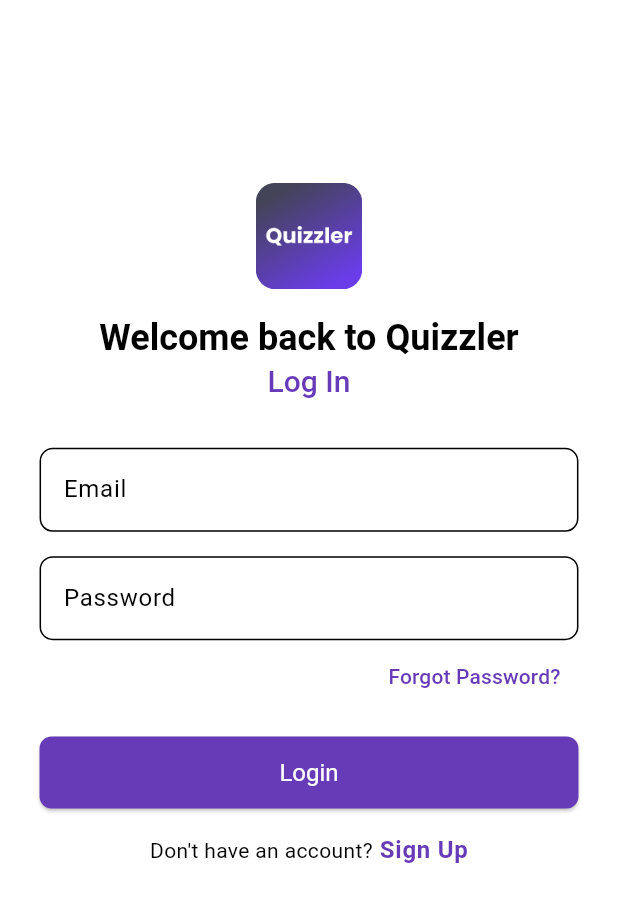
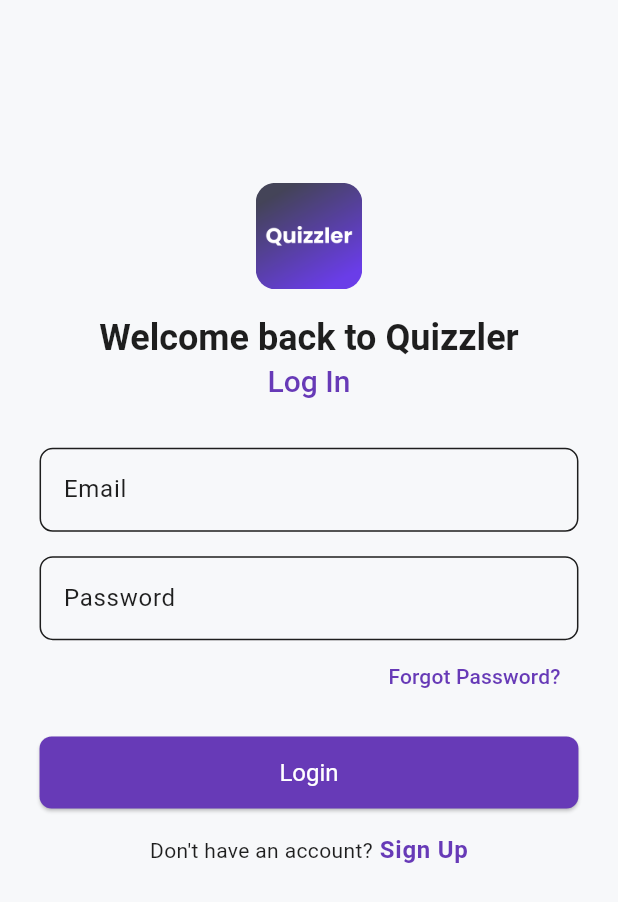
Before and after one commit to TanmayN22/Quizzler, a Flutter app: the screen it shows after launch, on a phone screen of 412 x 824 dp. Shown: the top 902 px of the screen. Run offline on Flutter 3.47's test engine with Material 3 defaults, Android fonts, the phone set to English and light mode, and no system bars; our stand-ins replace cloud_firestore, firebase_auth, firebase_core, get; accounts and stored records are empty; generated files the repository leaves out were written again; statements that could not run were skipped.

Commit message:
homepage and theme changes

```diff
--- a/lib/theme/app_theme.dart
+++ b/lib/theme/app_theme.dart
@@ -6,34 +6,79 @@ class AppTheme {
   // Prevent instantiation
   AppTheme._();
 
+  /// Light Theme
   static final ThemeData lightTheme = ThemeData(
+    brightness: Brightness.light,
     colorScheme: const ColorScheme(
       primary: AppColors.primary,
       primaryContainer: AppColors.primaryVariant,
       secondary: AppColors.secondary,
       secondaryContainer: AppColors.secondaryVariant,
-      surface: AppColors.surface,
+      surface: AppColors.lightSurface,
       error: AppColors.error,
       onPrimary: AppColors.onPrimary,
       onSecondary: AppColors.onSecondary,
-      onSurface: AppColors.onSurface,
+      onSurface: AppColors.onSurfaceLight,
       onError: AppColors.onError,
       brightness: Brightness.light,
     ),
-    textTheme: AppTypography.textTheme,
+    scaffoldBackgroundColor: AppColors.lightBackground,
+    textTheme: AppTypography.textTheme.apply(
+      bodyColor: AppColors.onSurfaceLight,
+      displayColor: AppColors.onSurfaceLight,
+    ),
     iconTheme: const IconThemeData(
+      color: AppColors.onSurfaceLight,
       size: 24,
-      color: AppColors.primary, // default icon color
     ),
     elevatedButtonTheme: ElevatedButtonThemeData(
       style: ElevatedButton.styleFrom(
-        foregroundColor: AppColors.onPrimary, // Text color
-        backgroundColor: AppColors.primary, // Button background color
+        backgroundColor: AppColors.primary,
+        foregroundColor: AppColors.onPrimary,
         minimumSize: const Size(120, 48),
         textStyle: AppTypography.textTheme.bodyLarge,
         padding: const EdgeInsets.symmetric(horizontal: 16, vertical: 8),
         shape: RoundedRectangleBorder(borderRadius: BorderRadius.circular(8)),
       ),
     ),
+    dividerColor: AppColors.divider,
+  );
+
+  /// Dark Theme
+  static final ThemeData darkTheme = ThemeData(
+    brightness: Brightness.dark,
+    colorScheme: const ColorScheme(
+      primary: AppColors.primary,
+      primaryContainer: AppColors.primaryVariant,
+      secondary: AppColors.secondary,
+      secondaryContainer: AppColors.secondaryVariant,
+      surface: AppColors.darkSurface,
+      error: AppColors.error,
+      onPrimary: AppColors.onPrimary,
+      onSecondary: AppColors.onSecondary,
+      onSurface: AppColors.onSurfaceDark,
+      onError: AppColors.onError,
+      brightness: Brightness.dark,
+    ),
+    scaffoldBackgroundColor: AppColors.darkBackground,
+    textTheme: AppTypography.textTheme.apply(
+      bodyColor: AppColors.onSurfaceDark,
+      displayColor: AppColors.onSurfaceDark,
+    ),
+    iconTheme: const IconThemeData(
+      color: AppColors.onSurfaceDark,
+      size: 24,
+    ),
+    elevatedButtonTheme: ElevatedButtonThemeData(
+      style: ElevatedButton.styleFrom(
+        backgroundColor: AppColors.primaryVariant,
+        foregroundColor: AppColors.onPrimary,
+        minimumSize: const Size(120, 48),
+        textStyle: AppTypography.textTheme.bodyLarge,
+        padding: const EdgeInsets.symmetric(horizontal: 16, vertical: 8),
+        shape: RoundedRectangleBorder(borderRadius: BorderRadius.circular(8)),
+      ),
+    ),
+    dividerColor: AppColors.divider,
   );
 }
--- a/lib/theme/colors.dart
+++ b/lib/theme/colors.dart
@@ -1,24 +1,43 @@
 import 'package:flutter/material.dart';
 
 class AppColors {
-  // Prevent instantiation
   AppColors._();
 
-  // Main Palette
+  // 🎓 Primary (Brand)
   static const Color primary = Color(0xFF673AB7);
-  static const Color primaryVariant = Color(0xFF512DA8);
-  static const Color secondary = Color(0xFFFFC107);
-  static const Color secondaryVariant = Color(0xFFFFA000);
+  static const Color primaryVariant = Color(0xFF5E35B1);
 
-  // App-wide Colors
-  static const Color background = Color(0xFFF5F5F5);
-  static const Color surface = Colors.white;
-  static const Color error = Color(0xFFD32F2F);
+  // ✨ Accent / Secondary
+  static const Color secondary = Color(0xFF4FC3F7);
+  static const Color secondaryVariant = Color(0xFF0288D1);
 
-  // Text/Icon Colors
+  // 🌿 Support / Success
+  static const Color success = Color(0xFF66BB6A);
+
+  // ⚠️ Alert / Error
+  static const Color error = Color(0xFFE53935);
+
+  // 🩶 Neutral / Background
+  static const Color lightBackground = Color(0xFFF7F8FA);
+  static const Color lightSurface = Color(0xFFFFFFFF);
+  static const Color lightSurfaceVariant = Color(0xFFF1F2F6);
+
+  static const Color darkBackground = Color(0xFF121212);
+  static const Color darkSurface = Color(0xFF1C1C1E);
+  static const Color darkSurfaceVariant = Color(0xFF2C2C2E);
+
+  static const Color divider = Color(0xFFE0E0E0);
+
+  // 🖋 Text / Icon Colors
   static const Color onPrimary = Colors.white;
-  static const Color onSecondary = Colors.black;
-  static const Color onBackground = Colors.black;
-  static const Color onSurface = Colors.black;
+  static const Color onSecondary = Colors.white;
+  static const Color onBackgroundLight = Color(0xFF1E1E1E);
+  static const Color onBackgroundDark = Colors.white;
+  static const Color onSurfaceLight = Color(0xFF1E1E1E);
+  static const Color onSurfaceDark = Colors.white;
   static const Color onError = Colors.white;
+
+  // 💡 Subtle Extras
+  static const Color hint = Color(0xFF9E9E9E);
+  static const Color focus = Color(0xFFB388FF);
 }
```
Also changed, not shown: lib/app/home/view/home_page.dart (+44 -21 lines), lib/widgets/main_page.dart (+19 -10 lines), lib/widgets/navbar.dart (+5 -3 lines).
